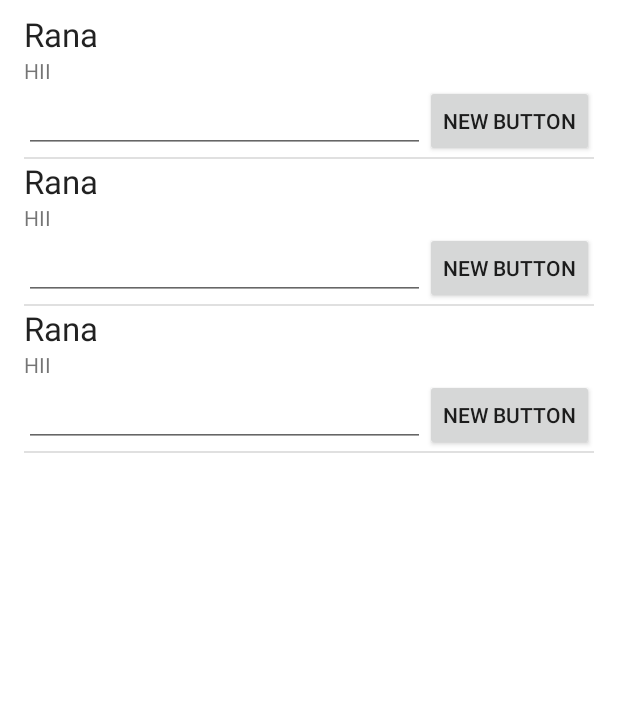
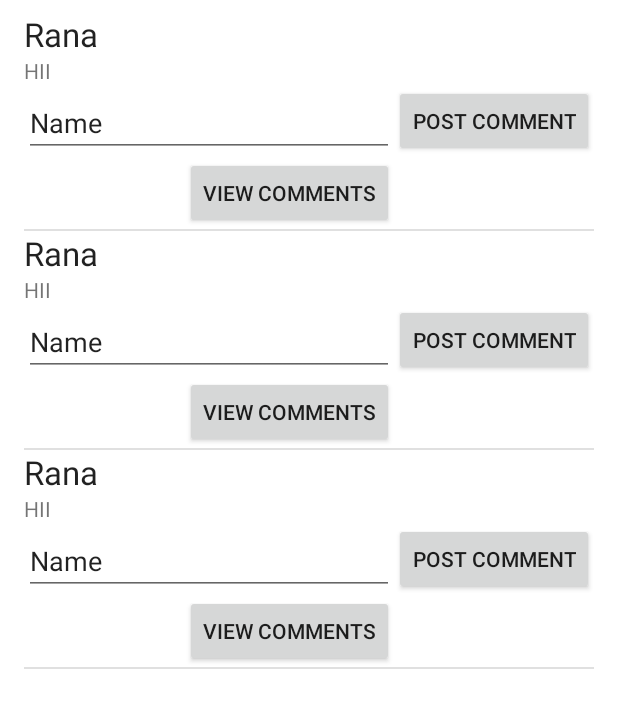
Before and after one commit to AhmedDeif/AdvancedLab, an Android app: the fragment Timeline placed in its activity, on a phone screen of 412 x 824 dp, the part 169-897 px from its top. Run offline under Robolectric (Android 15) with nearby library versions, the phone set to English and light mode, and no system bars; 2 statements that could not run were skipped.

Commit message:
added view comments fragment

```diff
--- a/Testapp/app/src/main/java/com/example/yasser/testapp/Freind.java
+++ b/Testapp/app/src/main/java/com/example/yasser/testapp/Friend.java
@@ -16,7 +16,7 @@ import java.util.ArrayList;
 import java.util.Arrays;
 
 
-public class Freind extends Fragment implements View.OnClickListener {
+public class Friend extends Fragment implements View.OnClickListener {
 
 
     public String passable;
--- a/Testapp/app/src/main/java/com/example/yasser/testapp/Post.java
+++ b/Testapp/app/src/main/java/com/example/yasser/testapp/Post.java
@@ -1,4 +1,6 @@
 package com.example.yasser.testapp;
+
+import java.util.ArrayList;
 
 /**
  * Created by Yasser on 16/12/15.
@@ -6,10 +8,12 @@ package com.example.yasser.testapp;
 public class Post {
     private String post;
     private String user_name;
+    private ArrayList<String> comments;
 
-    public Post(String post, String user_name){
+    public Post(String post, String user_name,ArrayList<String> comments){
         this.post =post;
         this.user_name = user_name;
+        this.comments=comments;
     }
 
     public String getPost() {
@@ -27,4 +31,12 @@ public class Post {
     public void setUser_name(String user_name) {
         this.user_name = user_name;
     }
+
+    public ArrayList<String> getComments() {
+        return comments;
+    }
+
+    public void setComments(ArrayList<String> comments) {
+        this.comments = comments;
+    }
 }
--- a/Testapp/app/src/main/java/com/example/yasser/testapp/Timeline.java
+++ b/Testapp/app/src/main/java/com/example/yasser/testapp/Timeline.java
@@ -1,6 +1,7 @@
 package com.example.yasser.testapp;
 
 import android.app.Fragment;
+import android.app.FragmentManager;
 import android.content.Context;
 import android.support.annotation.Nullable;
 import android.support.v7.app.AppCompatActivity;
@@ -39,14 +40,21 @@ public class Timeline extends Fragment{
         ArrayAdapter<Post> adapter = new PostAdapter();
         listView.setAdapter(adapter);
 
+
         return rootView;
     }
 
     private void populatePosts() {
-
-        POSTS.add(new Post("HII","Rana "));
-        POSTS.add(new Post("HII","Rana "));
-        POSTS.add(new Post("HII","Rana "));
+    ArrayList<String> x= new ArrayList<String>();
+        x.add("hey");
+        x.add("hola");
+        POSTS.add(new Post("HII","Rana ",x));
+        x.clear();
+        x.add("bye");
+        POSTS.add(new Post("HII", "Rana ", x));
+        x.clear();
+        x.add("meh");
+        POSTS.add(new Post("HII","Rana ",x));
     }
 
 
@@ -70,6 +78,19 @@ public class Timeline extends Fragment{
             TextView post = (TextView)postView.findViewById(R.id.list_item_text);
             post.setText(currentPost.getPost());
 
+            Button comments = (Button) postView.findViewById(R.id.button5);
+            comments.setOnClickListener(new View.OnClickListener() {
+                @Override
+                public void onClick(View v) {
+
+                    Fragment fragment = new Comments();
+                    fragment.setArguments(null);
+                    FragmentManager fragmentManager = getFragmentManager();
+                    fragmentManager.beginTransaction().replace(R.id.content_frame, fragment).commit();
+                }
+            });
+
+
             final EditText comment = (EditText) postView.findViewById(R.id.list_item_edit);
             final Button submit = (Button) postView.findViewById(R.id.list_item_btn);
             submit.setOnClickListener(new View.OnClickListener() {
--- a/Testapp/app/src/main/java/com/example/yasser/testapp/Users_list.java
+++ b/Testapp/app/src/main/java/com/example/yasser/testapp/Users_list.java
@@ -16,6 +16,8 @@ import android.widget.TextView;
 import android.widget.Toast;
 
 import java.util.ArrayList;
+
+import retrofit.http.GET;
 
 /**
  * Created by Yasser on 16/12/15.
--- a/Testapp/app/src/main/res/layout/list_item.xml
+++ b/Testapp/app/src/main/res/layout/list_item.xml
@@ -30,7 +30,7 @@
     <Button
         android:layout_width="wrap_content"
         android:layout_height="wrap_content"
-        android:text="New Button"
+        android:text="Post Comment"
         android:id="@+id/list_item_btn"
         android:layout_below="@+id/list_item_text"
         android:layout_alignParentRight="true"
@@ -39,12 +39,27 @@
     <EditText
         android:layout_width="wrap_content"
         android:layout_height="wrap_content"
+        android:inputType="textPersonName"
+        android:text="Name"
+        android:ems="10"
         android:id="@+id/list_item_edit"
-        android:layout_below="@+id/list_item_text"
+        android:textIsSelectable="true"
+        android:editable="true"
+        android:focusable="true"
+        android:focusableInTouchMode="true"
+        android:layout_alignBottom="@+id/list_item_btn"
         android:layout_alignParentLeft="true"
         android:layout_alignParentStart="true"
         android:layout_toLeftOf="@+id/list_item_btn"
-        android:layout_toStartOf="@+id/list_item_btn"
-        android:targetSdkVersion="18"/>
+        android:layout_toStartOf="@+id/list_item_btn" />
+
+    <Button
+        android:layout_width="wrap_content"
+        android:layout_height="wrap_content"
+        android:text="View Comments"
+        android:id="@+id/button5"
+        android:layout_below="@+id/list_item_edit"
+        android:layout_toLeftOf="@+id/list_item_btn"
+        android:layout_toStartOf="@+id/list_item_btn" />
 
 </RelativeLayout>
```
Also changed, not shown: Testapp/app/src/main/java/com/example/yasser/testapp/Comments.java (added, +101 -0 lines), Testapp/app/src/main/res/layout/fragment_comments.xml (added, +56 -0 lines).
